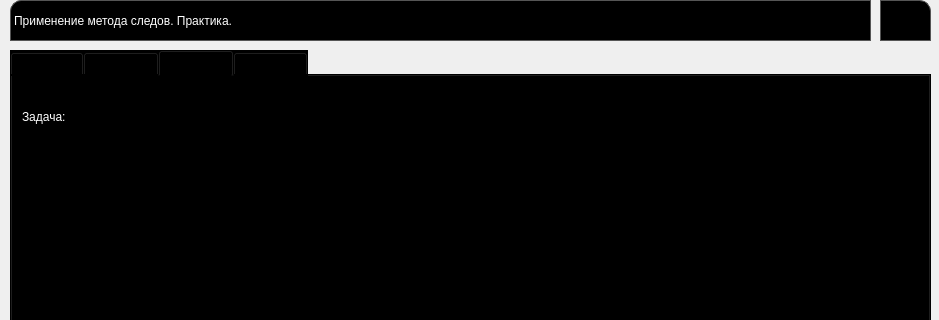
leriia-meow/geometry, file form1_p.ui: the form before one commit; both pictures show x 0 to 939 and y 0 to 320 of the 939 by 868 pixel window.
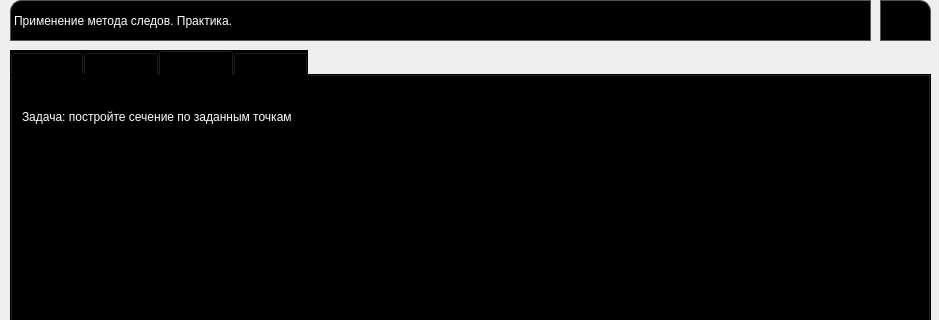
The form after the commit. The open tabs and pages were chosen to show the change. Icons and pictures are not drawn.

Patch:
```diff
--- a/form1_p.ui
+++ b/form1_p.ui
@@ -322,7 +322,7 @@
        <string notr="true">color:white;</string>
       </property>
       <property name="text">
-       <string>Задача:</string>
+       <string>Задача: постройте сечение по заданным точкам</string>
       </property>
      </widget>
      <widget class="QLabel" name="pic2">
```
Left out of the diff: 4 changed lines with no effect on the pictures.
